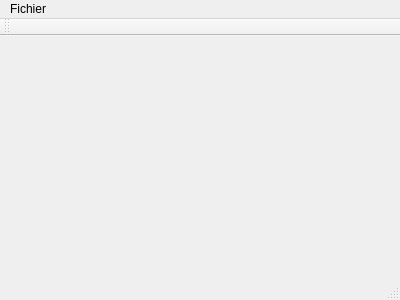
First picture: the form in Scan3D/mainwindow.ui, repository MarlonKuqi/Scan3D, before the edit.
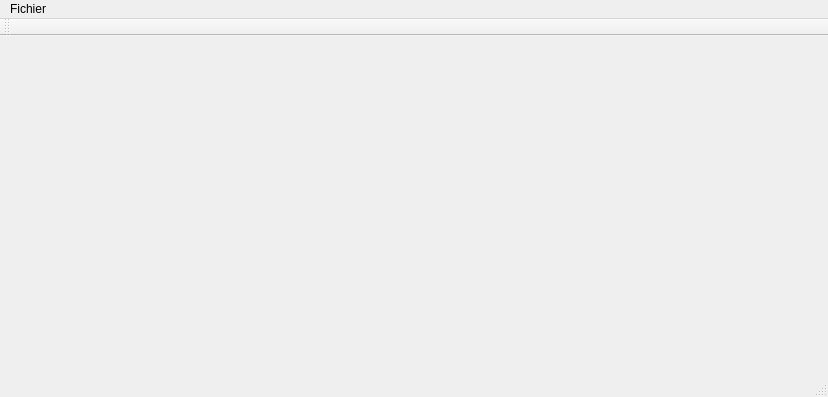
Second picture: the form after the edit.

The edit to the form file:
```diff
--- a/Scan3D/mainwindow.ui
+++ b/Scan3D/mainwindow.ui
@@ -6,21 +6,39 @@
    <rect>
     <x>0</x>
     <y>0</y>
-    <width>400</width>
-    <height>300</height>
+    <width>828</width>
+    <height>397</height>
    </rect>
   </property>
   <property name="windowTitle">
    <string>Scan3D</string>
   </property>
-  <widget class="QWidget" name="centralWidget"/>
+  <widget class="QWidget" name="centralWidget">
+   <widget class="QLabel" name="label">
+    <property name="geometry">
+     <rect>
+      <x>10</x>
+      <y>10</y>
+      <width>791</width>
+      <height>321</height>
+     </rect>
+    </property>
+    <property name="text">
+     <string>&lt;!DOCTYPE HTML PUBLIC &quot;-//W3C//DTD HTML 4.0//EN&quot; &quot;http://www.w3.org/TR/REC-html40/strict.dtd&quot;&gt;
+&lt;html&gt;&lt;head&gt;&lt;meta name=&quot;qrichtext&quot; content=&quot;1&quot; /&gt;&lt;style type=&quot;text/css&quot;&gt;
+p, li { white-space: pre-wrap; }
+&lt;/style&gt;&lt;/head&gt;&lt;body style=&quot; font-family:'MS Shell Dlg 2'; font-size:8pt; font-weight:400; font-style:normal;&quot;&gt;
+&lt;p style=&quot;-qt-paragraph-type:empty; margin-top:0px; margin-bottom:0px; margin-left:0px; margin-right:0px; -qt-block-indent:0; text-indent:0px;&quot;&gt;&lt;br /&gt;&lt;/p&gt;&lt;/body&gt;&lt;/html&gt;</string>
+    </property>
+   </widget>
+  </widget>
   <widget class="QMenuBar" name="menuBar">
    <property name="geometry">
     <rect>
      <x>0</x>
      <y>0</y>
-     <width>400</width>
-     <height>17</height>
+     <width>828</width>
+     <height>21</height>
     </rect>
    </property>
    <widget class="QMenu" name="menuFichier">
```
